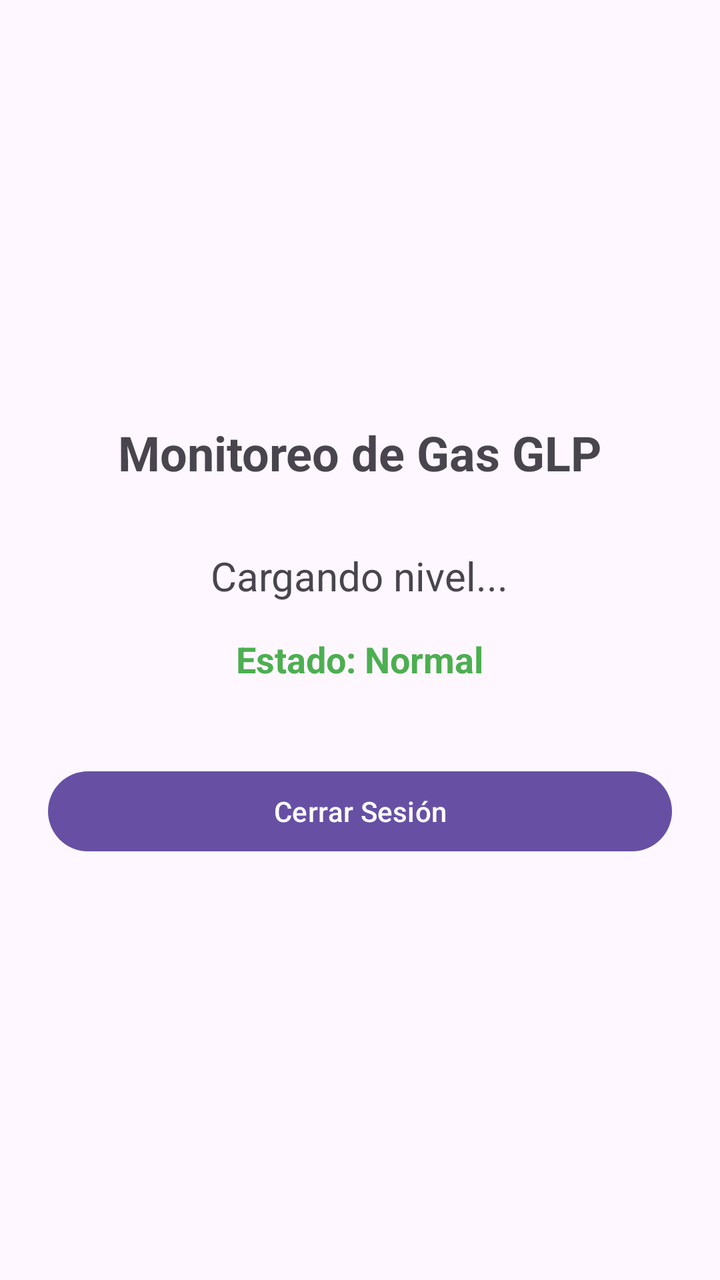
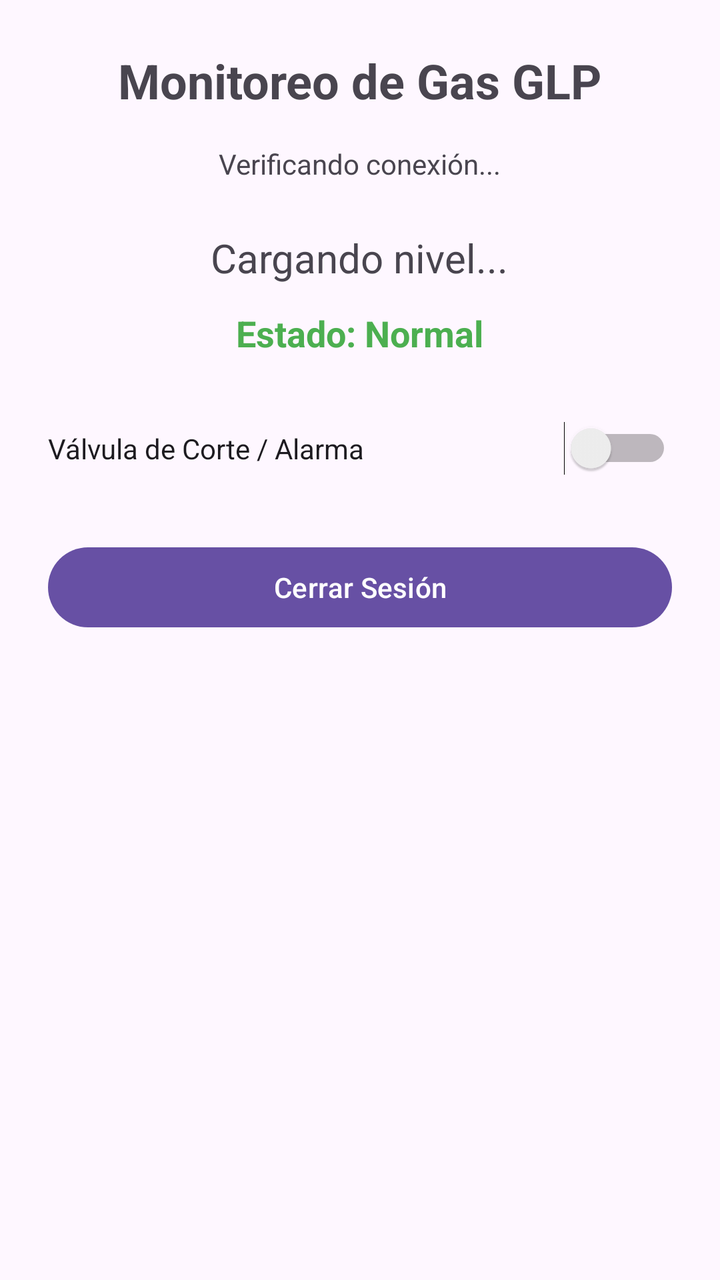

Compare the two renders of this Android layout. The source of the first and the diff that turns it into the second are given below.
<!-- AndroidManifest.xml: application theme Theme.MyApplication -->
<!-- res/layout/activity_main.xml -->
<?xml version="1.0" encoding="utf-8"?>
<LinearLayout xmlns:android="http://schemas.android.com/apk/res/android"
    android:layout_width="match_parent"
    android:layout_height="match_parent"
    android:orientation="vertical"
    android:padding="24dp"
    android:gravity="center">

    <TextView
        android:layout_width="wrap_content"
        android:layout_height="wrap_content"
        android:text="Monitoreo de Gas GLP"
        android:textSize="24sp"
        android:textStyle="bold"
        android:layout_marginBottom="32dp"/>

    <TextView
        android:id="@+id/tvNivelGas"
        android:layout_width="wrap_content"
        android:layout_height="wrap_content"
        android:text="Cargando nivel..."
        android:textSize="20sp"
        android:layout_marginBottom="16dp"/>

    <TextView
        android:id="@+id/tvEstadoAlerta"
        android:layout_width="wrap_content"
        android:layout_height="wrap_content"
        android:text="Estado: Normal"
        android:textSize="18sp"
        android:textStyle="bold"
        android:textColor="#4CAF50"
        android:layout_marginBottom="40dp"/>

    <Button
        android:id="@+id/btnLogout"
        android:layout_width="match_parent"
        android:layout_height="wrap_content"
        android:text="Cerrar Sesión"/>

</LinearLayout>
<!-- resources referenced by this layout -->
<resources>
  <style name="Theme.MyApplication" parent="Base.Theme.MyApplication" />
  <style name="Base.Theme.MyApplication" parent="Theme.Material3.DayNight.NoActionBar">
          
          
      </style>
</resources>

<!-- the commit's change to res/layout/activity_main.xml (unified diff, before → after) -->
@@ -4,7 +4,7 @@
     android:layout_height="match_parent"
     android:orientation="vertical"
     android:padding="24dp"
-    android:gravity="center">
+    android:gravity="center_horizontal">
 
     <TextView
         android:layout_width="wrap_content"
@@ -12,7 +12,15 @@
         android:text="Monitoreo de Gas GLP"
         android:textSize="24sp"
         android:textStyle="bold"
-        android:layout_marginBottom="32dp"/>
+        android:layout_marginBottom="16dp"/>
+
+    <TextView
+        android:id="@+id/tvConnectionStatus"
+        android:layout_width="wrap_content"
+        android:layout_height="wrap_content"
+        android:text="Verificando conexión..."
+        android:textSize="14sp"
+        android:layout_marginBottom="24dp"/>
 
     <TextView
         android:id="@+id/tvNivelGas"
@@ -20,7 +28,7 @@
         android:layout_height="wrap_content"
         android:text="Cargando nivel..."
         android:textSize="20sp"
-        android:layout_marginBottom="16dp"/>
+        android:layout_marginBottom="12dp"/>
 
     <TextView
         android:id="@+id/tvEstadoAlerta"
@@ -30,7 +38,14 @@
         android:textSize="18sp"
         android:textStyle="bold"
         android:textColor="#4CAF50"
-        android:layout_marginBottom="40dp"/>
+        android:layout_marginBottom="32dp"/>
+
+    <Switch
+        android:id="@+id/switchActuador"
+        android:layout_width="match_parent"
+        android:layout_height="wrap_content"
+        android:text="Válvula de Corte / Alarma"
+        android:layout_marginBottom="32dp"/>
 
     <Button
         android:id="@+id/btnLogout"
